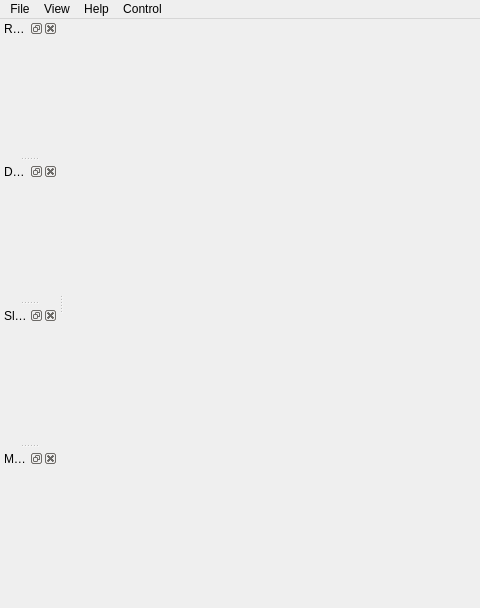
The window that src/app/viewer/ui/viewer_main_window.ui (marcin-ochman/modular-slam) describes before a commit, drawn with Qt 5; both pictures show x 0 to 480 and y 0 to 608 of the 1072 by 608 pixel window.
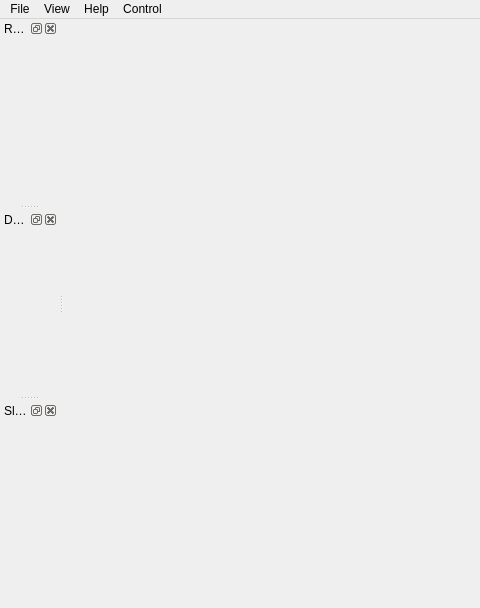
The same window after the commit. Custom widgets are drawn as their Qt base class.

The edit to the form file:
```diff
--- a/src/app/viewer/ui/viewer_main_window.ui
+++ b/src/app/viewer/ui/viewer_main_window.ui
@@ -93,15 +93,6 @@
    </attribute>
    <widget class="SlamStatisticsWidget" name="slamStatsViewer"/>
   </widget>
-  <widget class="QDockWidget" name="dockWidget_4">
-   <property name="windowTitle">
-    <string>Map 2D</string>
-   </property>
-   <attribute name="dockWidgetArea">
-    <number>1</number>
-   </attribute>
-   <widget class="MapWidget" name="dockWidgetContents"/>
-  </widget>
   <action name="actionExit">
    <property name="text">
     <string>Close</string>
@@ -158,12 +149,6 @@
    <header>slam_statistics_widget.hpp</header>
    <container>1</container>
   </customwidget>
-  <customwidget>
-   <class>MapWidget</class>
-   <extends>QWidget</extends>
-   <header>map_2d_widget.hpp</header>
-   <container>1</container>
-  </customwidget>
  </customwidgets>
  <resources/>
  <connections>
```
